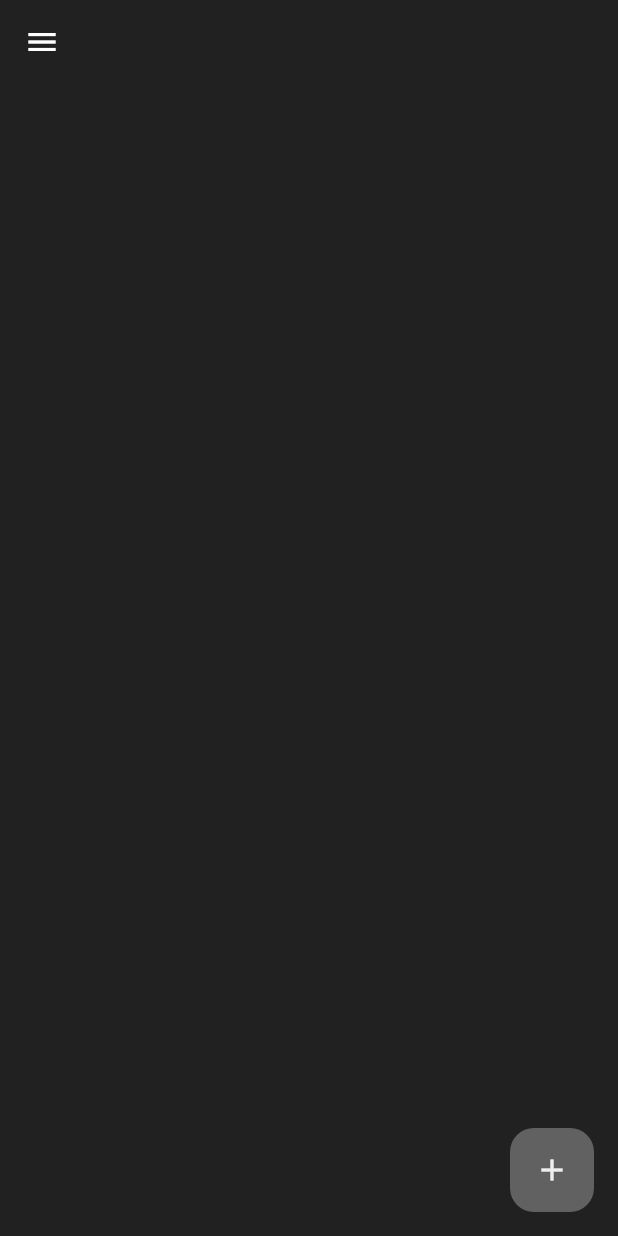
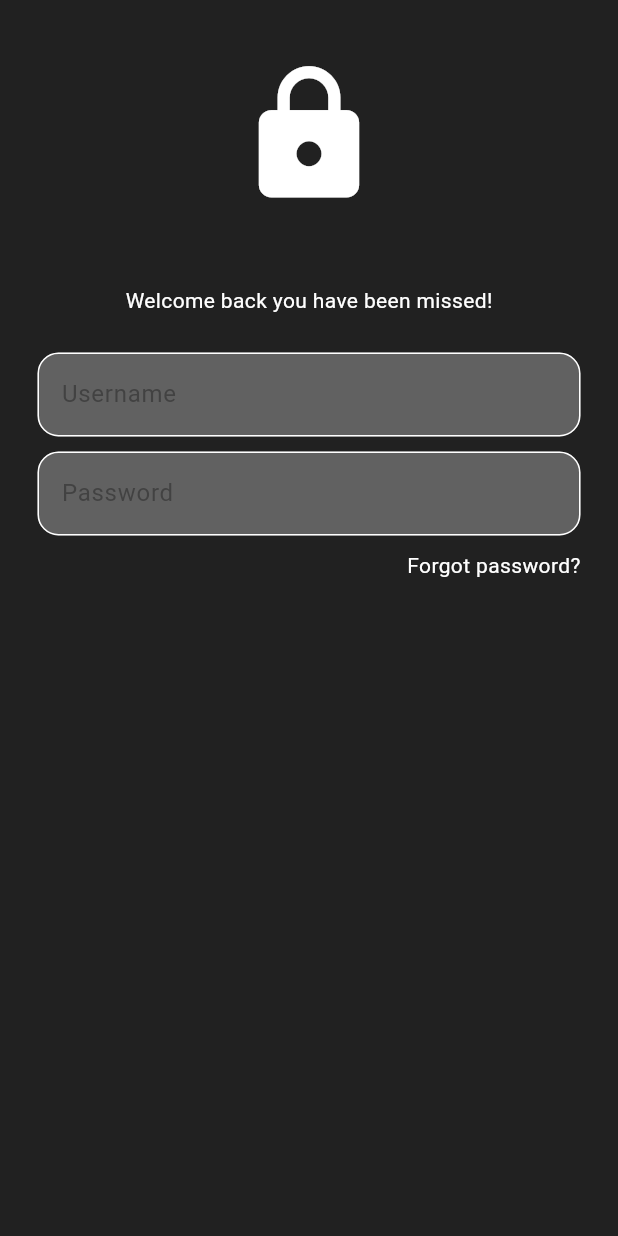
Before and after one commit to SteiKnight/habittracker, a Flutter app: the screen it shows after launch, on a phone screen of 412 x 824 dp. Run offline on Flutter 3.47's test engine with Material 3 defaults, Android fonts, the phone set to English and light mode, and no system bars; our stand-ins replace flutter_heatmap_calendar, isar, popover; accounts and stored records are empty; generated files the repository leaves out were written again.

Commit message:
modified: declared login page

```diff
--- /dev/null
+++ b/lib/components/my_account_text_field.dart
@@ -0,0 +1,44 @@
+import 'package:flutter/material.dart';
+
+class MyAccountTextField extends StatelessWidget {
+  final TextEditingController? controller;
+  final String hintText;
+  final bool obscureText;
+  const MyAccountTextField({
+    super.key,
+    required this.hintText,
+    required this.obscureText,
+    required this.controller,
+  });
+
+  @override
+  Widget build(BuildContext context) {
+    return Padding(
+      padding: const EdgeInsets.symmetric(horizontal: 25),
+      child: TextField(
+        controller: controller,
+        decoration: InputDecoration(
+          hintText: hintText,
+          hintStyle: TextStyle(
+            color: Theme.of(context).colorScheme.primary,
+          ),
+          enabledBorder: OutlineInputBorder(
+            borderSide: BorderSide(
+              color: Colors.white,
+            ),
+            borderRadius: BorderRadius.circular(14),
+          ),
+          focusedBorder: OutlineInputBorder(
+            borderSide: BorderSide(
+              color: Theme.of(context).colorScheme.tertiary,
+            ),
+            borderRadius: BorderRadius.circular(14),
+          ),
+          fillColor: Theme.of(context).colorScheme.secondary,
+          filled: true,
+        ),
+        obscureText: obscureText,
+      ),
+    );
+  }
+}
--- a/lib/main.dart
+++ b/lib/main.dart
@@ -1,6 +1,7 @@
 import 'package:flutter/material.dart';
 import 'package:habittracker/databases/habit_database.dart';
 import 'package:habittracker/pages/home_page.dart';
+import 'package:habittracker/pages/login_page.dart';
 import 'package:habittracker/themes/theme_provider.dart';
 import 'package:provider/provider.dart';
 
@@ -32,7 +33,7 @@ class MyApp extends StatelessWidget {
   Widget build(BuildContext context) {
     return MaterialApp(
         debugShowCheckedModeBanner: false,
-        home: HomePage(),
+        home: LoginPage(),
         theme: context.watch<ThemeProvider>().themeData);
   }
 }
--- /dev/null
+++ b/lib/pages/login_page.dart
@@ -0,0 +1,74 @@
+import 'package:flutter/material.dart';
+import 'package:habittracker/components/my_account_text_field.dart';
+
+class LoginPage extends StatelessWidget {
+  const LoginPage({super.key});
+
+  @override
+  Widget build(BuildContext context) {
+    //email controller
+    final emailTextController = TextEditingController();
+
+    //password controller
+    final passwordTextController = TextEditingController();
+
+    return Scaffold(
+        body: SafeArea(
+      child: Center(
+        child: Column(
+          children: [
+            //Logo icons
+            Padding(
+              padding: const EdgeInsets.only(top: 40),
+              child: Icon(
+                Icons.lock,
+                size: 100,
+              ),
+            ),
+
+            SizedBox(height: 50),
+            //welcome text
+            Text('Welcome back you have been missed!',
+                style: TextStyle(
+                  fontSize: 14,
+                )),
+
+            SizedBox(height: 25),
+
+            //email field
+            MyAccountTextField(
+              controller: emailTextController,
+              hintText: 'Username',
+              obscureText: false,
+            ),
+            SizedBox(height: 10),
+            //password field
+            MyAccountTextField(
+              controller: passwordTextController,
+              hintText: 'Password',
+              obscureText: true,
+            ),
+
+            SizedBox(
+              height: 10,
+            ),
+
+            //forgot password
+            Padding(
+              padding: const EdgeInsets.symmetric(horizontal: 25.0),
+              child: Row(
+                mainAxisAlignment: MainAxisAlignment.end,
+                children: [
+                  Text('Forgot password?'),
+                ],
+              ),
+            ),
+            //signin button
+            //continue with
+            //google and apple authentication
+          ],
+        ),
+      ),
+    ));
+  }
+}
--- a/pubspec.yaml
+++ b/pubspec.yaml
@@ -41,6 +41,7 @@ dependencies:
   popover: ^0.3.1
   flutter_slidable: ^3.1.2
   flutter_heatmap_calendar: ^1.0.5
+  google_sign_in: ^6.2.2
 
 dev_dependencies:
   flutter_test:
```
Also changed, not shown: pubspec.lock, 1 other file.
